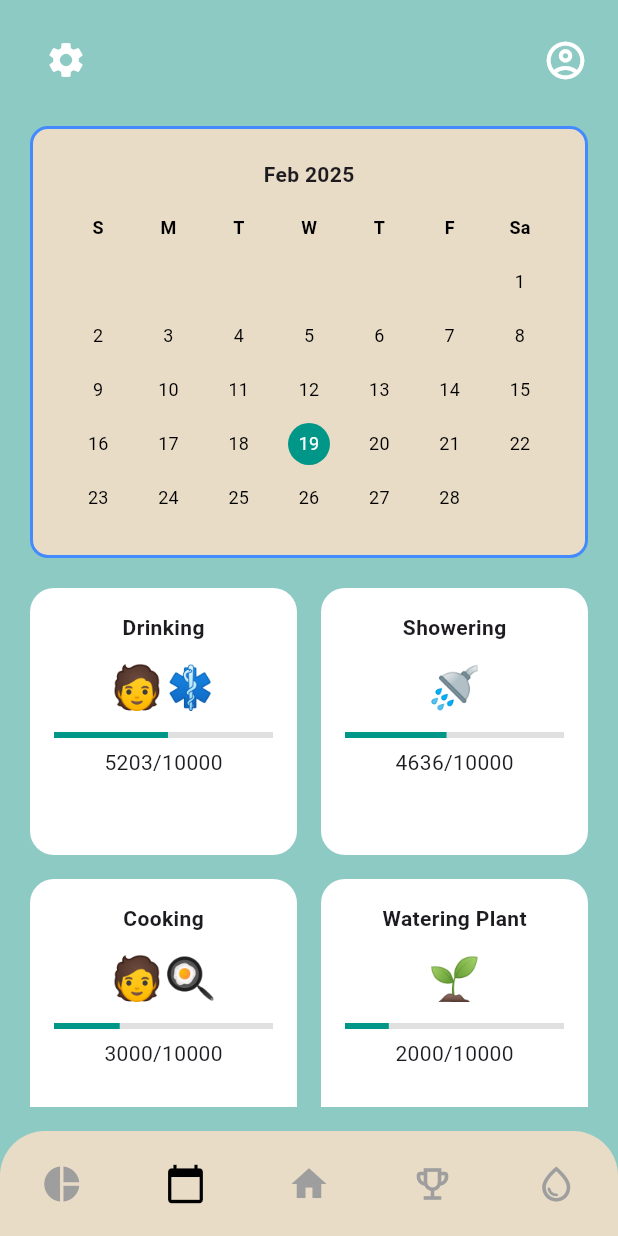
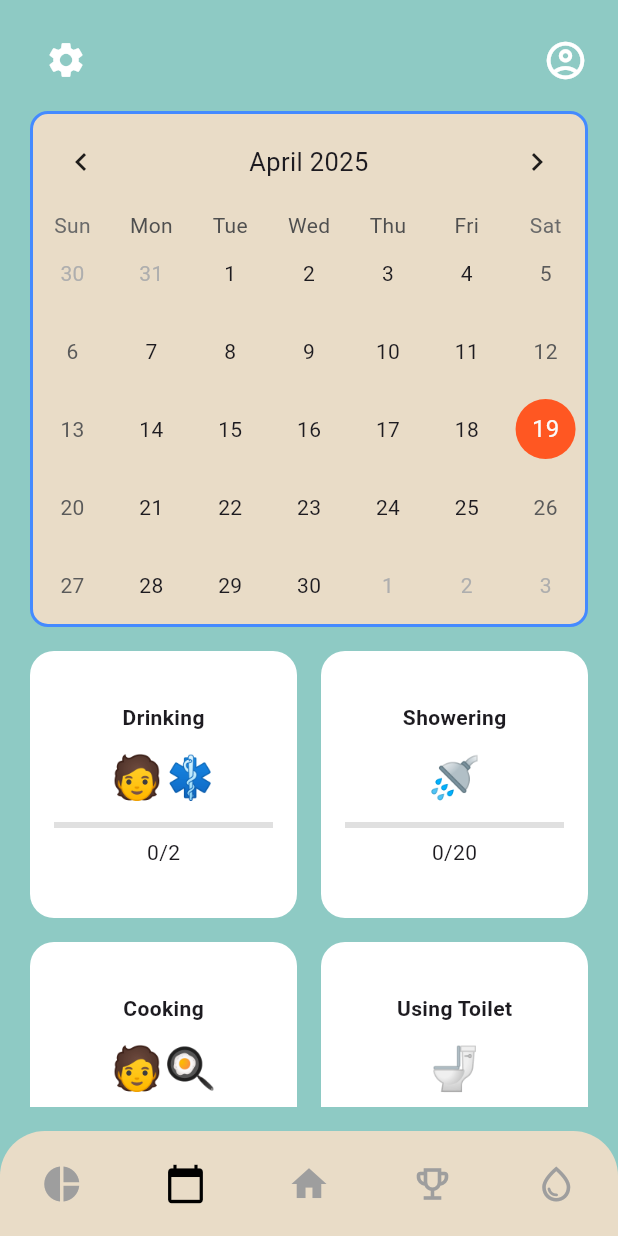
Before and after one commit to 1tshadowz/ITDS283_Sec2_Group12, a Flutter app: the ActivityPage screen opened directly, on a phone screen of 412 x 824 dp. Run offline on Flutter 3.47's test engine with Material 3 defaults, Android fonts, the phone set to English and light mode, and no system bars; drawn by our look-alikes of table_calendar; our stand-ins replace cloud_firestore, firebase_auth, firebase_core, sqflite; accounts and stored records are empty; statements that could not run were skipped.

Commit message:
Fix Activity before merge

```diff
--- a/lib/pages/activity.dart
+++ b/lib/pages/activity.dart
@@ -1,4 +1,7 @@
 import 'package:flutter/material.dart';
+import 'package:table_calendar/table_calendar.dart';
+import 'package:intl/intl.dart';
+import '../db/db_helper.dart';
 import 'track.dart';
 import 'dashboard.dart';
 import 'achievement.dart';
@@ -13,36 +16,53 @@ class ActivityPage extends StatefulWidget {
 }
 
 class _ActivityPageState extends State<ActivityPage> {
-  int selectedIndex = 1; // Activity is index 1
+  int selectedIndex = 1;
+  DateTime _focusedDay = DateTime.now();
+  DateTime? _selectedDay;
+  Map<String, dynamic> activityData = {
+    'drinking': 0,
+    'showering': 0,
+    'cooking': 0,
+    'planting': 0,
+  };
+
+  @override
+  void initState() {
+    super.initState();
+    _selectedDay = _focusedDay;
+    _loadDataForDate(_selectedDay!);
+  }
 
   void _onItemTapped(int index) {
-    if (index == selectedIndex) {
-      // Refresh the page if tapped again
-      setState(() {});
-      return;
-    }
+    if (index == selectedIndex) return;
 
     setState(() {
       selectedIndex = index;
     });
 
-    if (index == 0) {
-      Navigator.pushReplacement(
-        context,
-        MaterialPageRoute(builder: (_) => const TrackWaterPage()));
-    } else if (index == 2) {
-      Navigator.pushReplacement(
-        context,
-        MaterialPageRoute(builder: (_) => const DashboardPage()));
-    } else if (index == 3) {
-      Navigator.pushReplacement(
-        context,
-        MaterialPageRoute(builder: (_) => const AchievementPage(title: "Achievements")));
-    } else if (index == 4) {
-      Navigator.pushReplacement(
-        context,
-        MaterialPageRoute(builder: (_) => const ProductPage()));
+    switch (index) {
+      case 0:
+        Navigator.pushReplacement(context, MaterialPageRoute(builder: (_) => const TrackWaterPage()));
+        break;
+      case 2:
+        Navigator.pushReplacement(context, MaterialPageRoute(builder: (_) => const DashboardPage()));
+        break;
+      case 3:
+        Navigator.pushReplacement(context, MaterialPageRoute(builder: (_) => const AchievementPage(title: "Achievements")));
+        break;
+      case 4:
+        Navigator.pushReplacement(context, MaterialPageRoute(builder: (_) => const ProductPage()));
+        break;
     }
+  }
+
+  Future<void> _loadDataForDate(DateTime date) async {
+    final String formatted = DateFormat('yyyy-MM-dd').format(date);
+    final data = await DatabaseHelper.instance.getDailySummaryByDate(formatted);
+
+    setState(() {
+      activityData = data;
+    });
   }
 
   @override
@@ -62,58 +82,51 @@ class _ActivityPageState extends State<ActivityPage> {
                 mainAxisAlignment: MainAxisAlignment.spaceBetween,
                 children: [
                   IconButton(
-              icon: const Icon(Icons.settings, color: Colors.white, size: 28),
-              onPressed: () {
-                // Navigate to Settings Page
-                Navigator.push(
-                  context,
-                  MaterialPageRoute(builder: (_) => const SettingPage()), // Navigate to settings
-                );
-              },
-            ),
-                  Icon(Icons.account_circle_outlined, color: Colors.white, size: 30),
+                    icon: const Icon(Icons.settings, color: Colors.white, size: 28),
+                    onPressed: () => Navigator.push(context, MaterialPageRoute(builder: (_) => const SettingPage())),
+                  ),
+                  const Icon(Icons.account_circle_outlined, color: Colors.white, size: 30),
                 ],
               ),
-              const SizedBox(height: 20),
+              const SizedBox(height: 10),
               Container(
-                padding: const EdgeInsets.all(20),
                 decoration: BoxDecoration(
                   color: const Color(0xFFE9DCC7),
                   borderRadius: BorderRadius.circular(12),
                   border: Border.all(color: Colors.blueAccent, width: 2),
                 ),
-                child: Column(
-                  children: [
-                    const Text(
-                      "Feb 2025",
-                      style: TextStyle(fontWeight: FontWeight.bold),
-                    ),
-                    const SizedBox(height: 8),
-                    Table(
-                      children: [
-                        _buildCalendarRow(["S", "M", "T", "W", "T", "F", "Sa"], bold: true),
-                        _buildCalendarRow(["", "", "", "", "", "", "1"]),
-                        _buildCalendarRow(["2", "3", "4", "5", "6", "7", "8"]),
-                        _buildCalendarRow(["9", "10", "11", "12", "13", "14", "15"]),
-                        _buildCalendarRow(["16", "17", "18", "19", "20", "21", "22"], highlight: "19"),
-                        _buildCalendarRow(["23", "24", "25", "26", "27", "28", ""]),
-                      ],
-                    ),
-                  ],
+                child: TableCalendar(
+                  firstDay: DateTime.utc(2024, 1, 1),
+                  lastDay: DateTime.utc(2030, 12, 31),
+                  focusedDay: _focusedDay,
+                  calendarFormat: CalendarFormat.month,
+                  selectedDayPredicate: (day) => isSameDay(_selectedDay, day),
+                  onDaySelected: (selectedDay, focusedDay) {
+                    setState(() {
+                      _selectedDay = selectedDay;
+                      _focusedDay = focusedDay;
+                    });
+                    _loadDataForDate(selectedDay);
+                  },
+                  headerStyle: const HeaderStyle(formatButtonVisible: false, titleCentered: true),
+                  calendarStyle: const CalendarStyle(
+                    todayDecoration: BoxDecoration(color: Colors.teal, shape: BoxShape.circle),
+                    selectedDecoration: BoxDecoration(color: Colors.deepOrange, shape: BoxShape.circle),
+                  ),
                 ),
               ),
-              const SizedBox(height: 20),
+              const SizedBox(height: 16),
               Expanded(
                 child: GridView.count(
                   crossAxisCount: 2,
                   mainAxisSpacing: 16,
                   crossAxisSpacing: 16,
                   childAspectRatio: 1,
-                  children: const [
-                    ActivityCard(label: "Drinking", progress: 5203, goal: 10000, emoji: "🧑‍⚕️"),
-                    ActivityCard(label: "Showering", progress: 4636, goal: 10000, emoji: "🚿"),
-                    ActivityCard(label: "Cooking", progress: 3000, goal: 10000, emoji: "🧑‍🍳"),
-                    ActivityCard(label: "Watering Plant", progress: 2000, goal: 10000, emoji: "🌱"),
+                  children: [
+                    ActivityCard(label: "Drinking", progress: int.tryParse(activityData['drinking'].toString()) ?? 0, goal: 2, emoji: "🧑‍⚕️"),
+                    ActivityCard(label: "Showering", progress: int.tryParse(activityData['showering'].toString()) ?? 0, goal: 20, emoji: "🚿"),
+                    ActivityCard(label: "Cooking", progress: int.tryParse(activityData['cooking'].toString()) ?? 0, goal: 6, emoji: "🧑‍🍳"),
+                    ActivityCard(label: "Using Toilet", progress: int.tryParse(activityData['using toilet'].toString()) ?? 0, goal: 20, emoji: "🚽"),
                   ],
                 ),
               ),
@@ -121,31 +134,6 @@ class _ActivityPageState extends State<ActivityPage> {
           ),
         ),
       ),
-    );
-  }
-
-  TableRow _buildCalendarRow(List<String> days, {bool bold = false, String? highlight}) {
-    return TableRow(
-      children: days.map((day) {
-        bool isHighlight = day == highlight;
-        return Padding(
-          padding: const EdgeInsets.all(4),
-          child: Center(
-            child: CircleAvatar(
-              backgroundColor: isHighlight ? Colors.teal : Colors.transparent,
-              radius: 14,
-              child: Text(
-                day,
-                style: TextStyle(
-                  fontWeight: bold ? FontWeight.bold : FontWeight.normal,
-                  color: isHighlight ? Colors.white : Colors.black,
-                  fontSize: 12,
-                ),
-              ),
-            ),
-          ),
-        );
-      }).toList(),
     );
   }
 }
@@ -174,7 +162,7 @@ class ActivityCard extends StatelessWidget {
       ),
       padding: const EdgeInsets.all(16),
       child: Column(
-        crossAxisAlignment: CrossAxisAlignment.center,
+        mainAxisAlignment: MainAxisAlignment.center,
         children: [
           Text(label, style: const TextStyle(fontWeight: FontWeight.bold)),
           const SizedBox(height: 10),
@@ -216,10 +204,7 @@ class _CustomBottomNavBar extends StatelessWidget {
       height: 70,
       decoration: const BoxDecoration(
         color: Color(0xFFE9DCC7),
-        borderRadius: BorderRadius.only(
-          topLeft: Radius.circular(30),
-          topRight: Radius.circular(30),
-        ),
+        borderRadius: BorderRadius.only(topLeft: Radius.circular(30), topRight: Radius.circular(30)),
       ),
       child: Row(
         mainAxisAlignment: MainAxisAlignment.spaceAround,
@@ -227,11 +212,7 @@ class _CustomBottomNavBar extends StatelessWidget {
           int idx = entry.key;
           IconData icon = entry.value;
           return IconButton(
-            icon: Icon(
-              icon,
-              size: 28,
-              color: selectedIndex == idx ? Colors.black : Colors.grey,
-            ),
+            icon: Icon(icon, size: 28, color: selectedIndex == idx ? Colors.black : Colors.grey),
             onPressed: () => onItemTapped(idx),
           );
         }).toList(),
--- a/pubspec.yaml
+++ b/pubspec.yaml
@@ -19,6 +19,8 @@ dependencies:
   firebase_auth: ^5.5.2
   firebase_database: ^11.3.5
   cloud_firestore: ^5.6.6
+  table_calendar: ^3.2.0
+  intl: ^0.20.2
 
 dev_dependencies:
   flutter_test:
```
Also changed, not shown: pubspec.lock.
